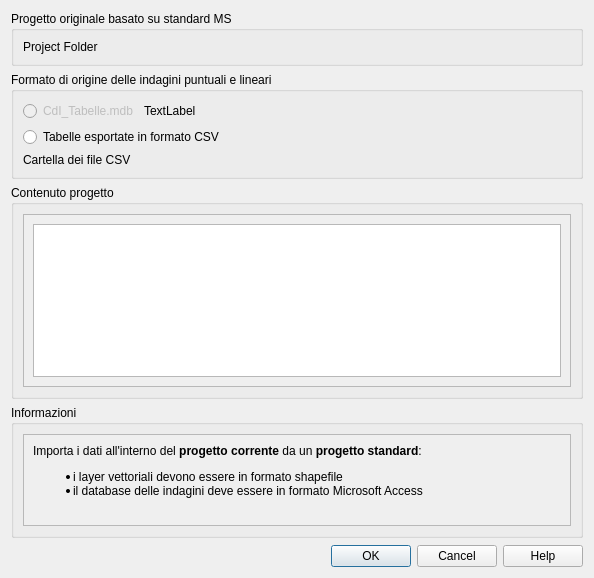
Old version of the form mzs_tools/gui/dlg_import_data.ui in the repository CNR-IGAG/mzs-tools.
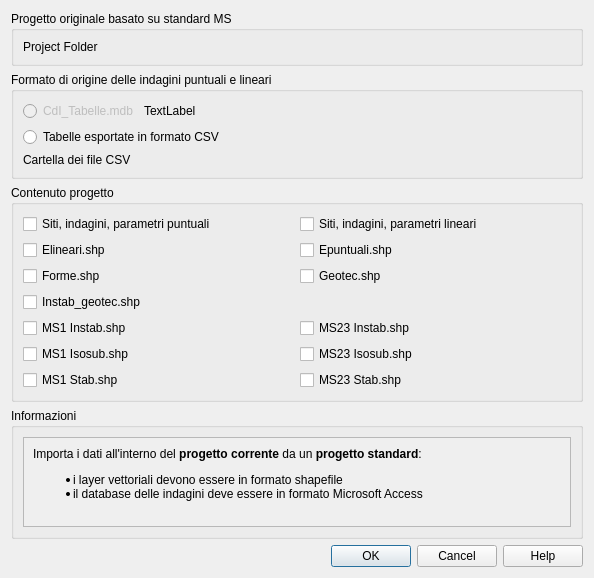
New version of the form. Custom widgets are drawn as their Qt base class.

Commit message: data import selection and case insensitive paths, decorator to avoid db locks (probably should make tasks sequential and not concurent)

```diff
--- a/mzs_tools/gui/dlg_import_data.ui
+++ b/mzs_tools/gui/dlg_import_data.ui
@@ -113,30 +113,96 @@
      <property name="title">
       <string>Contenuto progetto</string>
      </property>
-     <layout class="QVBoxLayout" name="verticalLayout_3">
-      <item>
-       <widget class="QScrollArea" name="scrollArea_2">
-        <property name="widgetResizable">
-         <bool>true</bool>
+     <layout class="QGridLayout" name="gridLayout">
+      <item row="1" column="0">
+       <widget class="QCheckBox" name="chk_elineari">
+        <property name="text">
+         <string>Elineari.shp</string>
         </property>
-        <property name="alignment">
-         <set>Qt::AlignLeading|Qt::AlignLeft|Qt::AlignVCenter</set>
+       </widget>
+      </item>
+      <item row="1" column="1">
+       <widget class="QCheckBox" name="chk_epuntuali">
+        <property name="text">
+         <string>Epuntuali.shp</string>
         </property>
-        <widget class="QWidget" name="scrollAreaWidgetContents_2">
-         <property name="geometry">
-          <rect>
-           <x>0</x>
-           <y>0</y>
-           <width>550</width>
-           <height>209</height>
-          </rect>
-         </property>
-         <layout class="QVBoxLayout" name="verticalLayout_4">
-          <item>
-           <widget class="QListWidget" name="listWidget"/>
-          </item>
-         </layout>
-        </widget>
+       </widget>
+      </item>
+      <item row="0" column="0">
+       <widget class="QCheckBox" name="chk_siti_puntuali">
+        <property name="text">
+         <string>Siti, indagini, parametri puntuali</string>
+        </property>
+       </widget>
+      </item>
+      <item row="0" column="1">
+       <widget class="QCheckBox" name="chk_siti_lineari">
+        <property name="text">
+         <string>Siti, indagini, parametri lineari</string>
+        </property>
+       </widget>
+      </item>
+      <item row="2" column="0">
+       <widget class="QCheckBox" name="chk_forme">
+        <property name="text">
+         <string>Forme.shp</string>
+        </property>
+       </widget>
+      </item>
+      <item row="3" column="0">
+       <widget class="QCheckBox" name="chk_instab_geotec">
+        <property name="text">
+         <string>Instab_geotec.shp</string>
+        </property>
+       </widget>
+      </item>
+      <item row="2" column="1">
+       <widget class="QCheckBox" name="chk_geotec">
+        <property name="text">
+         <string>Geotec.shp</string>
+        </property>
+       </widget>
+      </item>
+      <item row="4" column="0">
+       <widget class="QCheckBox" name="chk_ms1_instab">
+        <property name="text">
+         <string>MS1 Instab.shp</string>
+        </property>
+       </widget>
+      </item>
+      <item row="5" column="0">
+       <widget class="QCheckBox" name="chk_ms1_isosub">
+        <property name="text">
+         <string>MS1 Isosub.shp</string>
+        </property>
+       </widget>
+      </item>
+      <item row="6" column="0">
+       <widget class="QCheckBox" name="chk_ms1_stab">
+        <property name="text">
+         <string>MS1 Stab.shp</string>
+        </property>
+       </widget>
+      </item>
+      <item row="4" column="1">
+       <widget class="QCheckBox" name="chk_ms23_instab">
+        <property name="text">
+         <string>MS23 Instab.shp</string>
+        </property>
+       </widget>
+      </item>
+      <item row="5" column="1">
+       <widget class="QCheckBox" name="chk_ms23_isosub">
+        <property name="text">
+         <string>MS23 Isosub.shp</string>
+        </property>
+       </widget>
+      </item>
+      <item row="6" column="1">
+       <widget class="QCheckBox" name="chk_ms23_stab">
+        <property name="text">
+         <string>MS23 Stab.shp</string>
+        </property>
        </widget>
       </item>
      </layout>
@@ -162,7 +228,7 @@
            <x>0</x>
            <y>0</y>
            <width>556</width>
-           <height>103</height>
+           <height>97</height>
           </rect>
          </property>
          <layout class="QVBoxLayout" name="verticalLayout_2">
```
The commit also changes 5 other files.
